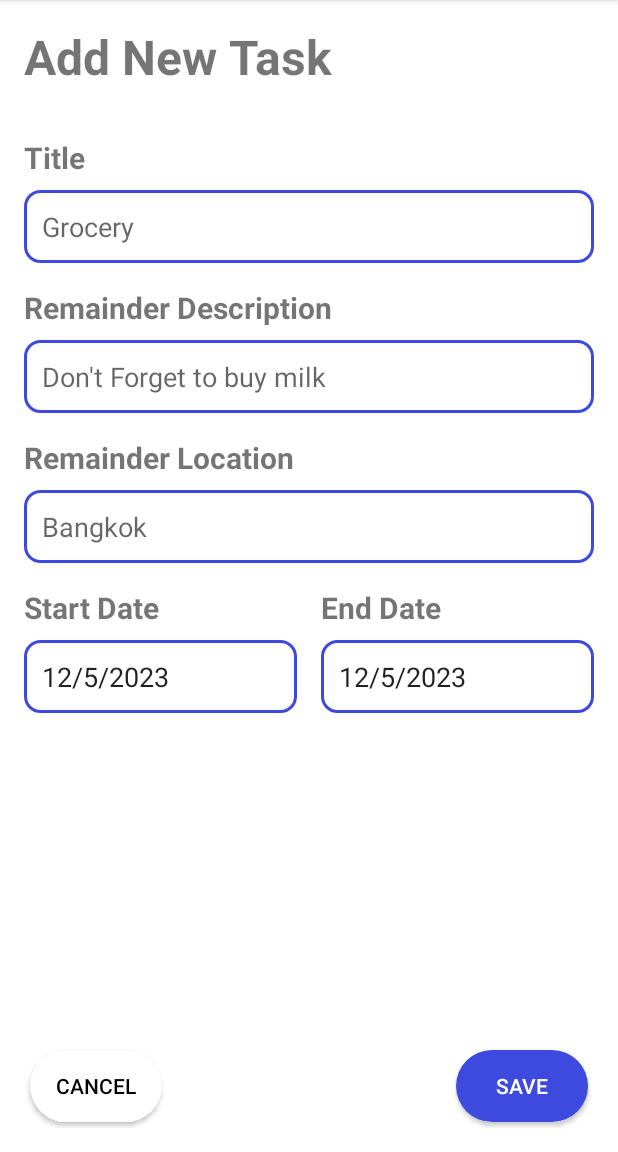
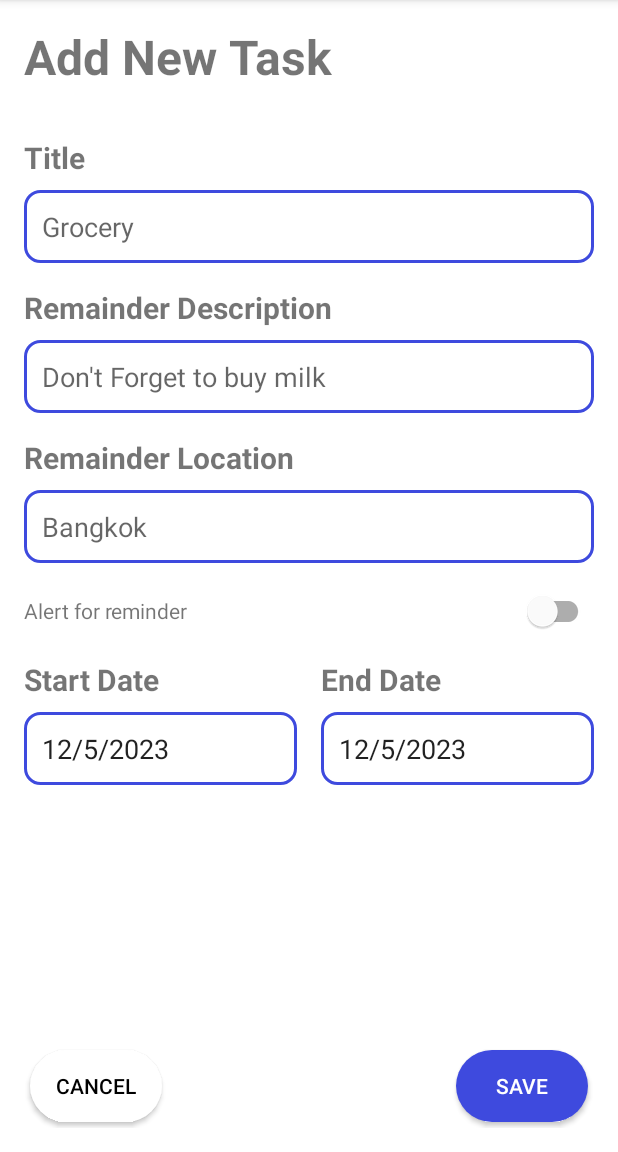
Before and after one commit to wipu25/ReminderTask, an Android app: the FragmentAddReminder screen opened through its navigation route, on a phone screen of 412 x 824 dp, the part 84-1236 px from its top. Run offline under Robolectric (Android 15) with nearby library versions, the phone set to English and light mode, and no system bars; our stand-ins replace Room's generated code, data binding; 3 statements that could not run were skipped.

Commit message:
feat: add time alert field add reminder

```diff
--- /dev/null
+++ b/app/src/main/java/com/example/remindertask/models/data/AlertTime.kt
@@ -0,0 +1,21 @@
+package com.example.remindertask.models.data
+
+import androidx.room.TypeConverter
+import com.google.gson.Gson
+
+data class AlertTime(
+    var hour: Int?,
+    var minute: Int?
+)
+
+class AlertTimeConverter {
+    @TypeConverter
+    fun StringToAlertTime(string: String?): AlertTime? {
+        return Gson().fromJson(string, AlertTime::class.java)
+    }
+
+    @TypeConverter
+    fun AlertTimeToString(alertTime: AlertTime?): String? {
+        return Gson().toJson(alertTime)
+    }
+}
--- a/app/src/main/java/com/example/remindertask/viewmodel/AddReminderViewModel.kt
+++ b/app/src/main/java/com/example/remindertask/viewmodel/AddReminderViewModel.kt
@@ -3,12 +3,14 @@ package com.example.remindertask.viewmodel
 import androidx.lifecycle.*
 import androidx.lifecycle.viewmodel.CreationExtras
 import com.example.remindertask.MainApplication
+import com.example.remindertask.models.data.AlertTime
 import com.example.remindertask.models.data.ReminderForm
 import com.example.remindertask.models.data.SelectedLocation
 import com.example.remindertask.models.repo.DatabaseRepository
 import kotlinx.coroutines.Dispatchers
 import kotlinx.coroutines.launch
 import java.time.LocalDateTime
+import java.util.*
 
 class AddReminderViewModel(private val reminderRepository: DatabaseRepository) : ViewModel() {
 
@@ -28,6 +30,8 @@ class AddReminderViewModel(private val reminderRepository: DatabaseRepository) :
         }
     }
 
+    private val _calendar = Calendar.getInstance()
+
     private val _startDateLiveDate: MutableLiveData<LocalDateTime> =
         MutableLiveData(LocalDateTime.now())
     private val _endDateLiveDate: MutableLiveData<LocalDateTime> =
@@ -36,16 +40,26 @@ class AddReminderViewModel(private val reminderRepository: DatabaseRepository) :
     private val _descriptionLiveData: MutableLiveData<String> = MutableLiveData("")
     private val _locationLiveData: MutableLiveData<SelectedLocation> =
         MutableLiveData(SelectedLocation())
+    private val _displayAlertField: MutableLiveData<Boolean> = MutableLiveData(false)
+    private val _alertTimeLiveDate: MutableLiveData<AlertTime> = MutableLiveData(
+        AlertTime(
+            hour = _calendar.get(Calendar.HOUR_OF_DAY),
+            minute = _calendar.get(Calendar.MINUTE)
+        )
+    )
 
     val startDateLiveData: LiveData<LocalDateTime>
         get() = _startDateLiveDate
-
     val endDateLiveData: LiveData<LocalDateTime>
         get() = _endDateLiveDate
     val titleLiveData: LiveData<String>
         get() = _titleLiveData
     val descriptionLiveData: LiveData<String>
         get() = _descriptionLiveData
+    val displayAlertField: LiveData<Boolean>
+        get() = _displayAlertField
+    val alertTimeLiveDate: LiveData<AlertTime>
+        get() = _alertTimeLiveDate
 
     fun setStartDate(dateTime: LocalDateTime) {
         _startDateLiveDate.value = dateTime
@@ -59,16 +73,15 @@ class AddReminderViewModel(private val reminderRepository: DatabaseRepository) :
     }
 
     fun onSave() {
-        val a = ReminderForm(
-            title = _titleLiveData.value!!,
-            description = _descriptionLiveData.value!!,
-            location = _locationLiveData.value!!,
-            startDate = _startDateLiveDate.value!!,
-            endDate = _endDateLiveDate.value!!
-        )
-
         viewModelScope.launch(Dispatchers.IO) {
-            reminderRepository.insetReminder(a)
+            reminderRepository.insetReminder(ReminderForm(
+                title = _titleLiveData.value ?: "",
+                description = _descriptionLiveData.value ?: "",
+                location = _locationLiveData.value,
+                startDate = _startDateLiveDate.value,
+                endDate = _endDateLiveDate.value,
+                alertTime = _alertTimeLiveDate.value
+            ))
         }
     }
 
@@ -103,4 +116,12 @@ class AddReminderViewModel(private val reminderRepository: DatabaseRepository) :
     fun setLocation(location: SelectedLocation) {
         _locationLiveData.value = location
     }
+
+    fun toggleAlertField() {
+        _displayAlertField.value = !_displayAlertField.value!!
+    }
+
+    fun setAlertTime(hour: Int?, minute: Int?) {
+        _alertTimeLiveDate.value = AlertTime(hour, minute)
+    }
 }
--- a/app/src/main/java/com/example/remindertask/views/addReminder/FragmentAddReminder.kt
+++ b/app/src/main/java/com/example/remindertask/views/addReminder/FragmentAddReminder.kt
@@ -1,6 +1,7 @@
 package com.example.remindertask.views.addReminder
 
 import android.app.DatePickerDialog
+import android.app.TimePickerDialog
 import android.os.Bundle
 import android.text.InputType
 import android.view.LayoutInflater
@@ -34,35 +35,54 @@ class FragmentAddReminder : Fragment() {
         startDateBinding = binding.startDate
         endDateBinding = binding.endDate
 
-        initTextField(binding.title, "Remainder Title", "Grocery")
-        initTextField(binding.description, "Remainder Description", "Don't Forget to buy milk")
+        val titleForm = binding.title
+        val titleFormField = titleForm.field
+
+        val descriptionForm = binding.description
+        val descriptionFormField = descriptionForm.field
+
+        initTextField(titleForm, "Remainder Title", "Grocery")
+        initTextField(descriptionForm, "Remainder Description", "Don't Forget to buy milk")
         initTextField(binding.location, "Remainder Location", "Bangkok")
         initTextField(startDateBinding, "Start Date", "2/12/2022")
         initTextField(endDateBinding, "End Date", "4/12/2022")
+        initTextField(binding.alertField, "Alert notification time", "12.00")
         initStartDateField()
         initEndDateField()
         initLocationField()
+        initAlertField()
 
-        binding.title.field.setText(viewModel.titleLiveData.value)
-        binding.description.field.setText(viewModel.descriptionLiveData.value)
-        binding.title.field.doOnTextChanged { title, _, _, _ ->
+        binding.switchAlert.setOnClickListener {
+            viewModel.toggleAlertField()
+        }
+        viewModel.displayAlertField.observe(viewLifecycleOwner) {
+            if (it) {
+                binding.alertField.root.visibility = View.VISIBLE
+            } else {
+                binding.alertField.root.visibility = View.GONE
+            }
+        }
+
+        titleFormField.setText(viewModel.titleLiveData.value)
+        titleFormField.doOnTextChanged { title, _, _, _ ->
             viewModel.setTitle(title.toString())
             val error = viewModel.checkTitleValue()
             if (error != null) {
-                binding.title.field.error = error
+                titleFormField.error = error
                 return@doOnTextChanged
             }
-            binding.title.field.error = null
+            titleFormField.error = null
         }
 
-        binding.description.field.doOnTextChanged { description, _, _, _ ->
+        descriptionFormField.setText(viewModel.descriptionLiveData.value)
+        descriptionFormField.doOnTextChanged { description, _, _, _ ->
             viewModel.setDescription(description.toString())
             val error = viewModel.checkDescriptionValue()
             if (error != null) {
-                binding.description.field.error = error
+                descriptionFormField.error = error
                 return@doOnTextChanged
             }
-            binding.description.field.error = null
+            descriptionFormField.error = null
         }
 
         binding.cancel.setOnClickListener {
@@ -73,14 +93,14 @@ class FragmentAddReminder : Fragment() {
             val titleError = viewModel.checkTitleValue()
             val descriptionError = viewModel.checkDescriptionValue()
             if (titleError != null) {
-                binding.title.field.error = titleError
+                titleFormField.error = titleError
                 Toast.makeText(this.context, "Title field are empty please add", Toast.LENGTH_SHORT)
                     .show()
                 return@setOnClickListener
             }
 
             if (descriptionError != null) {
-                binding.description.field.error = descriptionError
+                descriptionFormField.error = descriptionError
                 Toast.makeText(
                     this.context,
                     "Description field are empty please add",
@@ -153,6 +173,20 @@ class FragmentAddReminder : Fragment() {
         }
     }
 
+    private fun initAlertField() {
+        val fieldBinding = binding.alertField.field
+        disableFieldSettings(fieldBinding)
+
+        viewModel.alertTimeLiveDate.observe(viewLifecycleOwner) {
+            binding.alertField.field.setText("${it.hour}:${it.minute}")
+        }
+
+        fieldBinding.setOnClickListener {
+            val alertTime = viewModel.alertTimeLiveDate.value
+            timePicker(alertTime?.hour ?: 0, alertTime?.minute ?: 0)
+        }
+    }
+
     private fun disableFieldSettings(field: EditText) {
         field.showSoftInputOnFocus = false
         field.inputType = InputType.TYPE_NULL
@@ -179,4 +213,11 @@ class FragmentAddReminder : Fragment() {
             minDate.atZone(ZoneId.systemDefault()).toInstant().toEpochMilli()
         datePicker.show()
     }
+
+    private fun timePicker(setHour: Int, setMinute: Int) {
+        val timeSetListener = TimePickerDialog.OnTimeSetListener { _, hour, minute ->
+            viewModel.setAlertTime(hour, minute)
+        }
+        TimePickerDialog(requireContext(), timeSetListener, setHour, setMinute, true).show()
+    }
 }
--- a/app/src/main/res/layout/fragment_add_reminder.xml
+++ b/app/src/main/res/layout/fragment_add_reminder.xml
@@ -47,13 +47,46 @@
             app:layout_constraintLeft_toLeftOf="parent"
             />
 
+        <LinearLayout
+            app:layout_constraintTop_toBottomOf="@id/location"
+            app:layout_constraintLeft_toLeftOf="parent"
+            android:id="@+id/alert"
+            android:layout_width="match_parent"
+            android:layout_height="wrap_content">
+
+            <TextView
+                android:layout_width="0dp"
+                android:layout_height="wrap_content"
+                android:layout_weight="1"
+                android:text="Alert for reminder"
+                />
+
+            <com.google.android.material.switchmaterial.SwitchMaterial
+                android:id="@+id/switch_alert"
+                android:layout_width="wrap_content"
+                android:layout_height="wrap_content"
+                />
+
+        </LinearLayout>
+
+        <include
+            android:id="@+id/alert_field"
+            layout="@layout/text_field"
+            android:layout_width="match_parent"
+            android:layout_height="wrap_content"
+            app:layout_constraintTop_toBottomOf="@id/alert"
+            app:layout_constraintLeft_toLeftOf="parent"
+            app:layout_constraintBottom_toTopOf="@id/start_date"
+            android:visibility="gone"
+            />
+
         <include
             android:id="@+id/start_date"
             layout="@layout/text_field"
             android:layout_width="0dp"
             android:layout_marginRight="8dp"
             android:layout_height="wrap_content"
-            app:layout_constraintTop_toBottomOf="@id/location"
+            app:layout_constraintTop_toBottomOf="@id/alert_field"
             app:layout_constraintLeft_toLeftOf="parent"
             app:layout_constraintRight_toLeftOf="@id/end_date"
             />
@@ -64,7 +97,7 @@
             android:layout_width="0dp"
             android:layout_marginLeft="8dp"
             android:layout_height="wrap_content"
-            app:layout_constraintTop_toBottomOf="@id/location"
+            app:layout_constraintTop_toBottomOf="@id/alert_field"
             app:layout_constraintLeft_toRightOf="@id/start_date"
             app:layout_constraintRight_toRightOf="parent"
             />
```
Also changed, not shown: app/src/main/java/com/example/remindertask/models/data/ReminderForm.kt (+6 -5 lines), app/src/main/java/com/example/remindertask/models/database/AppDatabase.kt (+6 -1 lines).
